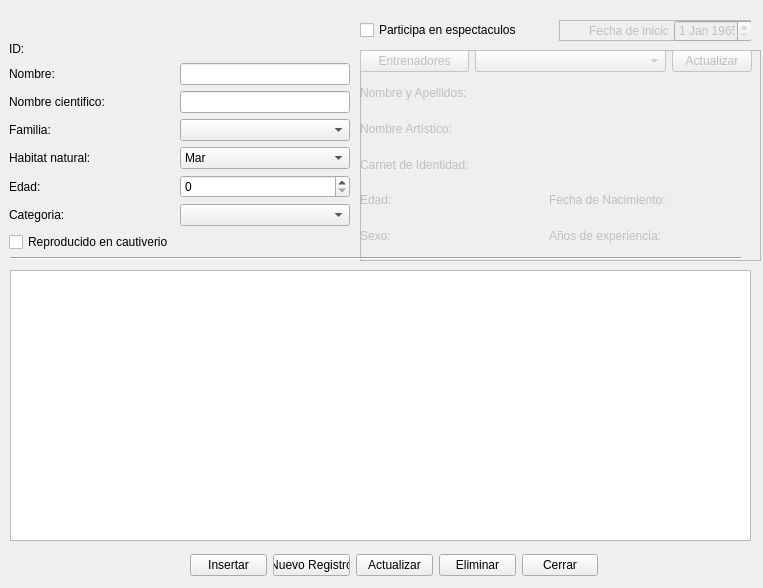
Qt form vista/ui/animal_acuatico.ui (daeran84/Acuario) before a commit.
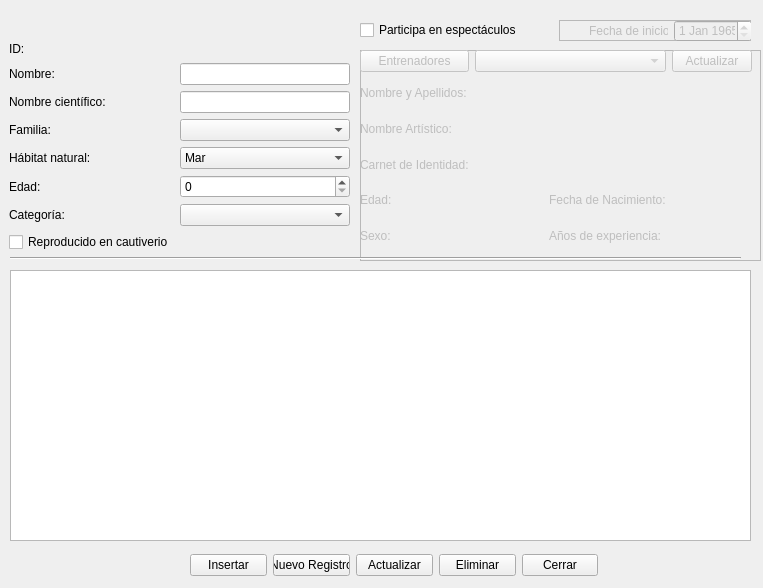
The same form after that commit.

```diff
--- a/vista/ui/animal_acuatico.ui
+++ b/vista/ui/animal_acuatico.ui
@@ -67,7 +67,7 @@
     <item row="2" column="0">
      <widget class="QLabel" name="label_3">
       <property name="text">
-       <string>Nombre cientifico:</string>
+       <string>Nombre científico:</string>
       </property>
      </widget>
     </item>
@@ -91,7 +91,7 @@
     <item row="4" column="0">
      <widget class="QLabel" name="label_4">
       <property name="text">
-       <string>Habitat natural:</string>
+       <string>Hábitat natural:</string>
       </property>
      </widget>
     </item>
@@ -105,7 +105,7 @@
     <item row="8" column="0">
      <widget class="QLabel" name="label_7">
       <property name="text">
-       <string>Categoria:</string>
+       <string>Categoría:</string>
       </property>
      </widget>
     </item>
@@ -499,7 +499,7 @@
     <item>
      <widget class="QCheckBox" name="check_espectaculos">
       <property name="text">
-       <string>Participa en espectaculos</string>
+       <string>Participa en espectáculos</string>
       </property>
       <property name="tristate">
        <bool>false</bool>
```
